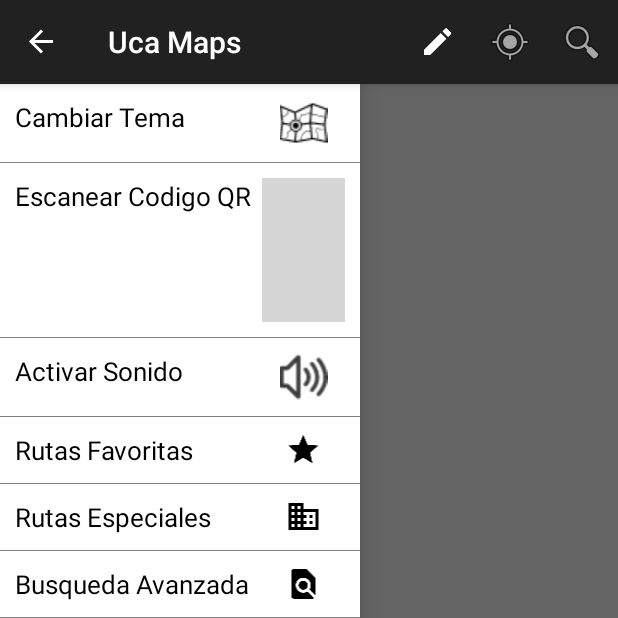
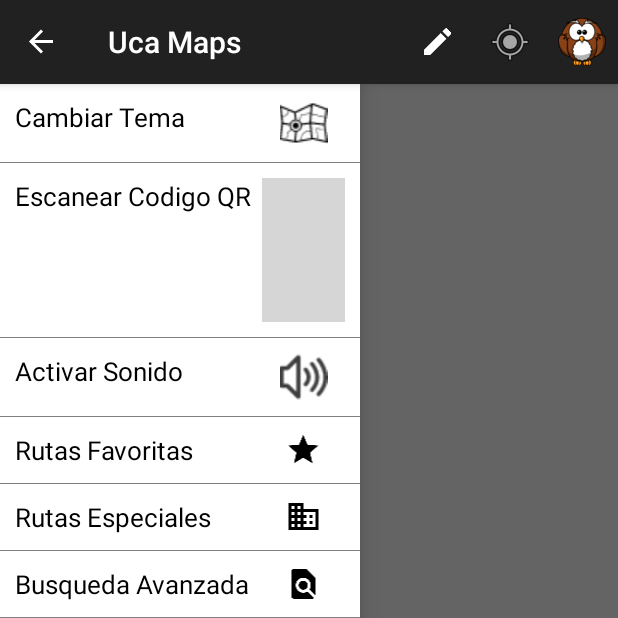
Before and after one commit to rudyjose/ucamaps, an Android app: the screen it shows after launch (MainActivity), with the side drawer open, on a phone screen of 412 x 824 dp, the top half of it. Run offline under Robolectric (Android 15) with nearby library versions, the phone set to English and light mode, and no system bars; our stand-ins replace ButterKnife; libraries missing offline, so code that uses them is left out: com.esri.android, com.esri.core; network calls fail; 7 statements that could not run were skipped; grey boxes are pictures that could not be loaded.

Commit message:
Con el buho

```diff
--- a/app/src/main/res/menu/action.xml
+++ b/app/src/main/res/menu/action.xml
@@ -17,7 +17,7 @@
         android:title="@string/action_location"/>
     <item
         android:id="@+id/myLoc"
-        android:icon="@android:drawable/ic_menu_search"
+        android:icon="@drawable/buho"
         app:showAsAction="always"
         android:gravity="right"
         android:title="My Loc"/>
```
Also changed, not shown: app/src/main/res/drawable-hdpi/buho.png (added), app/src/main/res/drawable-mdpi/buho.png (added), app/src/main/res/drawable-xhdpi/buho.png (added).
